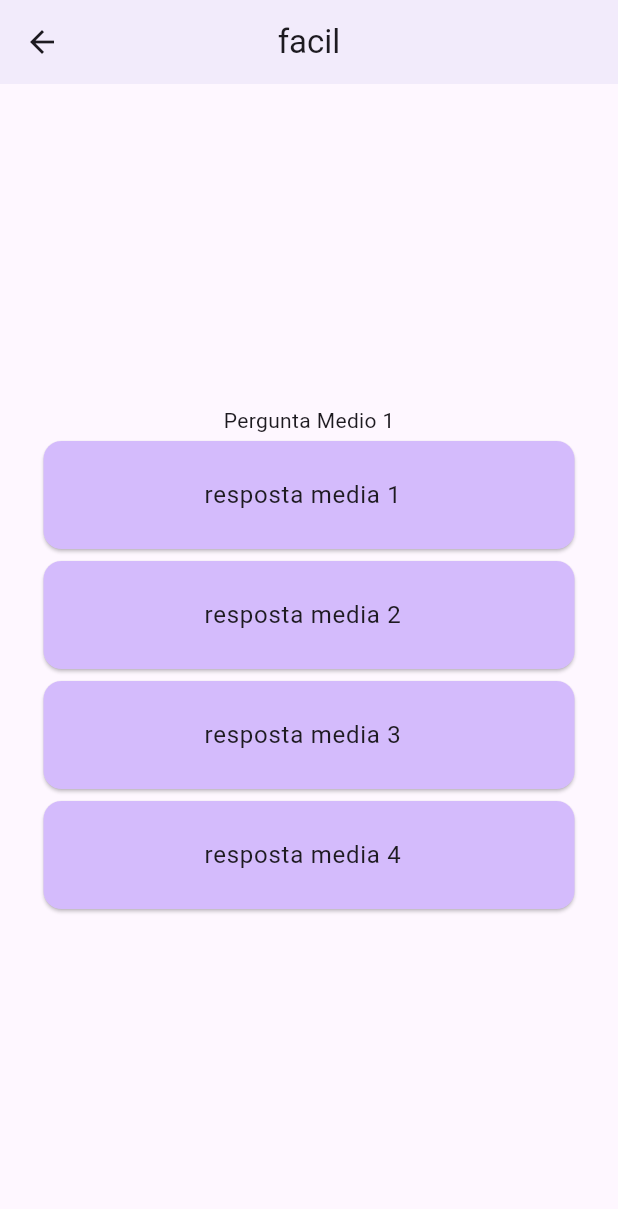
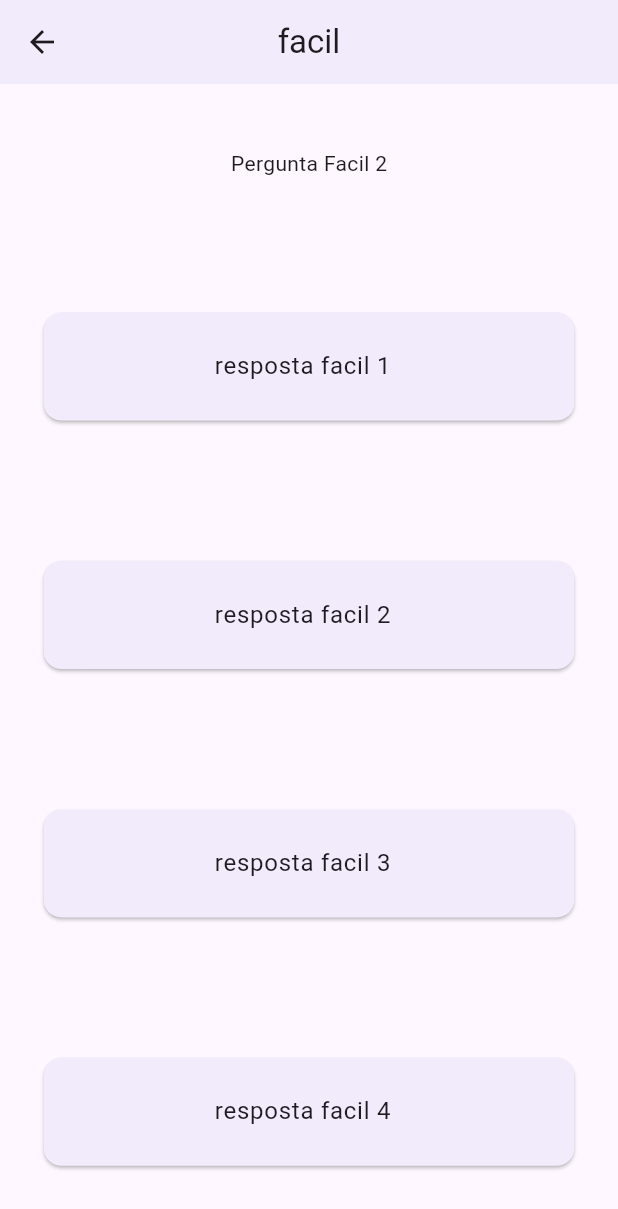
Before and after one commit to jucianevmaciel/quizdev, a Flutter app: the TelaNivel screen opened directly, after a tap on "Fácil", on a phone screen of 412 x 824 dp. Shown: the top 1209 px of the screen. Run offline on Flutter 3.47's test engine with Material 3 defaults, Android fonts, the light colour scheme and no system bars; our stand-ins replace get.

Commit message:
atualizações do quiz com o banco de dados

```diff
--- a/lib/bancodedados/bancodedados.dart
+++ b/lib/bancodedados/bancodedados.dart
@@ -55,7 +55,7 @@
         'resposta media 4',
       ],
       altercorreta: 0,
-      nivel: 'facil',
+      nivel: 'medio',
     ),
     Questoes(
       questoes: 'Pergunta Media 2',
--- a/lib/perguntas.dart
+++ b/lib/perguntas.dart
@@ -1,8 +1,10 @@
 import 'package:flutter/material.dart';
+import 'package:get/get.dart';
 import 'package:quizdev/bancodedados/questoes.dart';
 import 'package:quizdev/colors.dart';
 import 'package:quizdev/fimquiz.dart';
 import 'package:quizdev/quizinfor.dart';
+import 'package:get/get.dart';
 
 class Perguntas extends StatefulWidget {
   final String nivel;
@@ -19,10 +21,11 @@
   int perguntaAtual = 0;
   int quantAcertos = 0;
   void alternativaCorreta(int resposta) {
-    respostaescolhida=resposta;
+    respostaescolhida = resposta;
     if (respostaescolhida == widget.quantQuestoes[perguntaAtual].altercorreta) {
       quantAcertos++;
-    }proximaPergunta();
+    }
+    proximaPergunta();
   }
 
   void proximaPergunta() {
@@ -34,7 +37,10 @@
     } else {
       Navigator.pushReplacement(
         context,
-        MaterialPageRoute(builder: (context) => FimQuiz()),
+        MaterialPageRoute(
+            builder: (context) => FimQuiz(
+                  quantacertos: quantAcertos,
+                )),
       );
     }
   }
@@ -53,20 +59,25 @@
       ),
       body: Padding(
         padding: const EdgeInsets.fromLTRB(25, 0, 25, 0),
-        child: Column(
-          mainAxisAlignment: MainAxisAlignment.center,
-          children: [
-            Text(widget.quantQuestoes[perguntaAtual].questoes),
-            ...widget.quantQuestoes[perguntaAtual].alternativas.asMap().entries.map((e) {
-              int indexResposta = e.key;
-              String resposta = e.value;
-              return QuizInfor(titulo: resposta, nivel: widget.nivel, clicar: ()=> alternativaCorreta(indexResposta),);
-            }).toList(),
-                     ]
-            ),
-
-        ),
-
+        child:
+            Column(mainAxisAlignment: MainAxisAlignment.spaceAround, children: [
+          Container(
+            child: Text(widget.quantQuestoes[perguntaAtual].questoes),
+          ),
+          ...widget.quantQuestoes[perguntaAtual].alternativas
+              .asMap()
+              .entries
+              .map((e) {
+            int indexResposta = e.key;
+            String resposta = e.value;
+            return QuizInfor(
+              titulo: resposta,
+              nivel: widget.nivel,
+              clicar: () => alternativaCorreta(indexResposta),
+            );
+          }).toList(),
+        ]),
+      ),
     );
   }
 }
--- a/lib/quizinfor.dart
+++ b/lib/quizinfor.dart
@@ -12,9 +12,9 @@
     return GestureDetector(
       onTap: clicar,
       child: Card(
-        color: nivel == "Básico"
+        color: nivel == "facil"
             ? Colorsapp().violeta1
-            : nivel == "Médio"
+            : nivel == "medio"
                 ? Colorsapp().violeta2
                 : Colorsapp().violeta3,
         child: Padding(
--- a/lib/telalogin.dart
+++ b/lib/telalogin.dart
@@ -47,6 +47,7 @@
                       decoration: InputDecoration(
                         labelText: "Email",
                         hintText: "Digite o email",
+                         suffixIcon: Icon(Icons.email_rounded),
                       ),
                     ),
                   ],
```
Also changed, not shown: lib/fimquiz.dart (+6 -5 lines), 1 other file.
